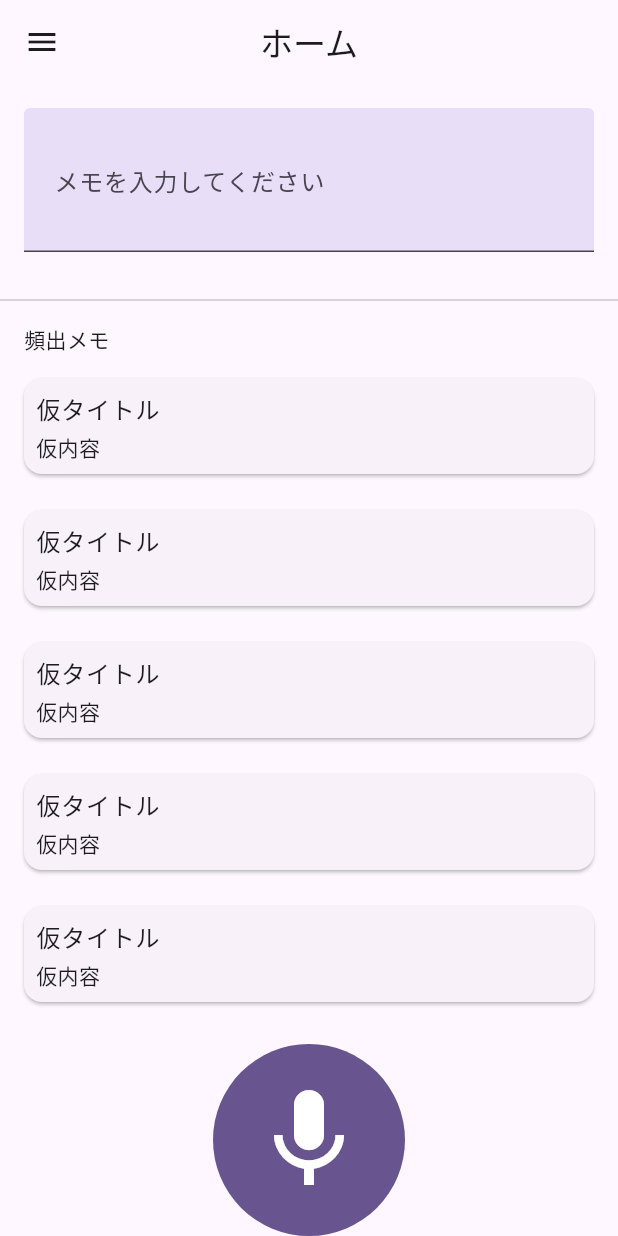
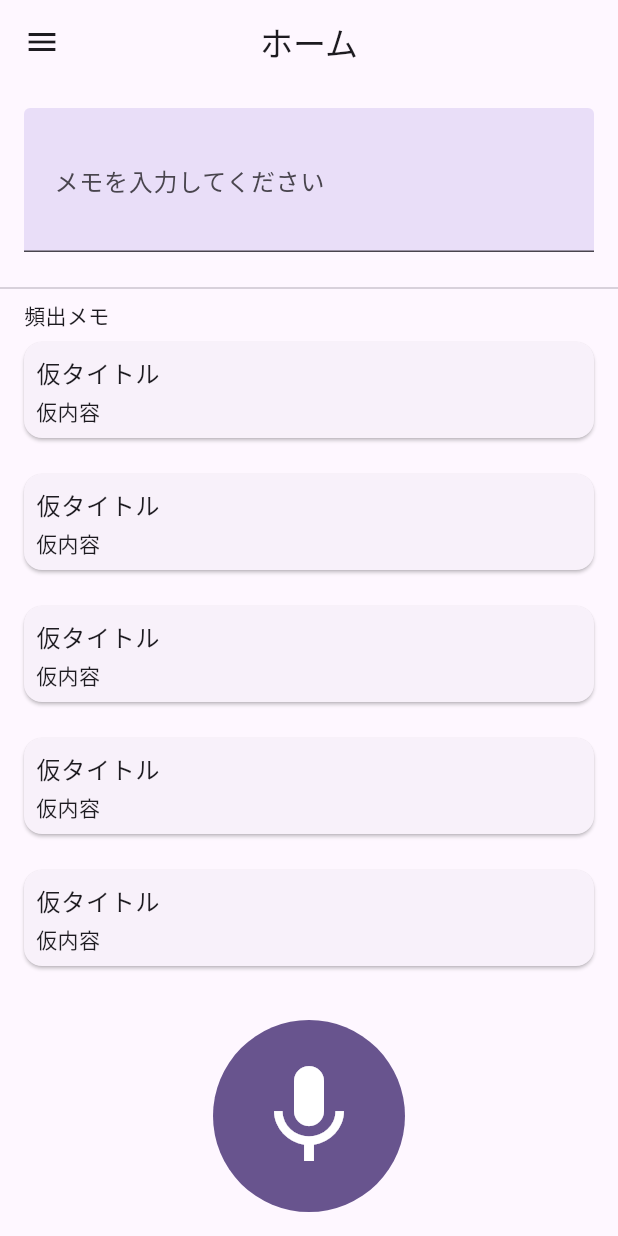
Before and after one commit to HACK-U-2025-2/HACKU, a Flutter app: the screen it shows after launch, on a phone screen of 412 x 824 dp. Run offline on Flutter 3.47's test engine with Material 3 defaults, Android fonts, the phone set to English and light mode, and no system bars; our stand-ins replace flutter_hooks, freezed_annotation, hooks_riverpod.

Commit message:
fix: ホームページの余白の修正

```diff
--- a/frontend/lib/pages/home_page.dart
+++ b/frontend/lib/pages/home_page.dart
@@ -23,7 +23,6 @@ class HomePage extends StatelessWidget {
         behavior: HitTestBehavior.opaque,
         child: const SafeArea(
           child: Column(
-            spacing: 8,
             children: [
               Padding(padding: EdgeInsets.all(16), child: MemoTextField()),
               Divider(),
@@ -35,7 +34,9 @@ class HomePage extends StatelessWidget {
                 ),
               ),
               Expanded(child: _MemoListView()),
+              SizedBox(height: 16),
               RecordButton(),
+              SizedBox(height: 16),
             ],
           ),
         ),
```
